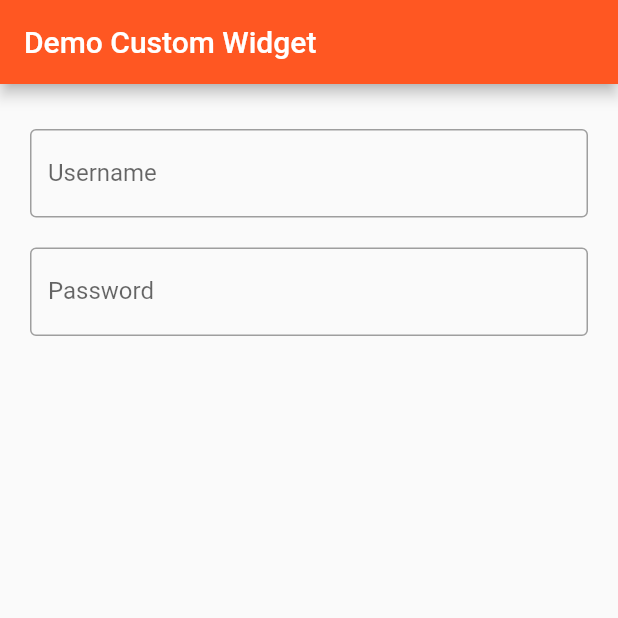
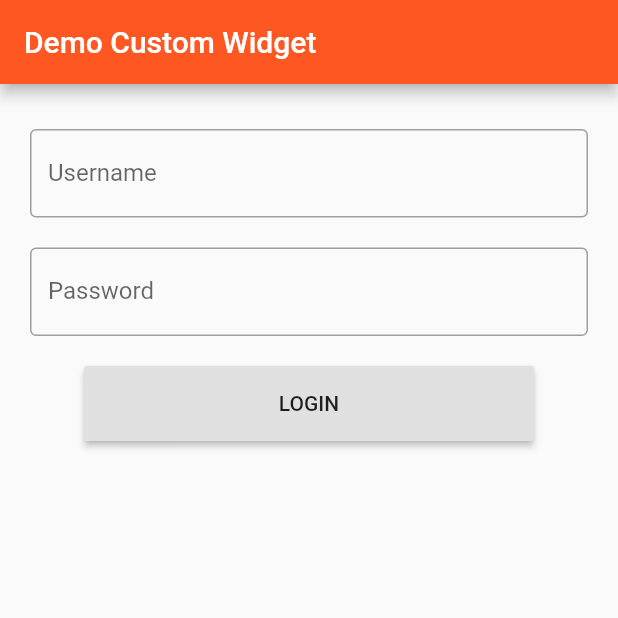
Before and after one commit to caturandi-labs/learning-flutter, a Flutter app: the screen it shows after launch, on a phone screen of 412 x 824 dp, the top half of it. Run offline on Flutter 3.47's test engine with Material 2 defaults, Android fonts, the phone set to English and light mode, and no system bars.

Commit message:
Flutter Button Widget

```diff
--- a/lib/main.dart
+++ b/lib/main.dart
@@ -17,6 +17,7 @@ class _MyApplicationState extends State<MyApp> {
   //initial state widget
   String username = "";
   String password = "";
+  String textLogin = "";
 
   @override
   Widget build(BuildContext context) {
@@ -52,6 +53,7 @@ class _MyApplicationState extends State<MyApp> {
               new Container(
                 margin: const EdgeInsets.only(top: 20.0),
                 child: new TextField(
+                  obscureText: true,
                   onChanged: (String pass){
                     setState(() {
                       password = pass;
@@ -65,10 +67,28 @@ class _MyApplicationState extends State<MyApp> {
                               width: 1.0,
                               color: Colors.grey,
                               style: BorderStyle.solid
-                          )
-                      )
+                          ),
+
+                      ),
+
                   ),
                 ),
+              ),
+              new Container(
+                width: 300,
+                height: 50,
+                margin: EdgeInsets.only(top: 20.0),
+                child: new RaisedButton(
+                  onPressed: (){
+                    this.handleLogin();
+                  },
+                  child: new Text('LOGIN'),
+                ),
+              ),
+              new Container(
+
+                margin: EdgeInsets.only(top: 20.0),
+                child: new Text(textLogin)
               )
             ],
           ),
@@ -83,4 +103,10 @@ class _MyApplicationState extends State<MyApp> {
         username = str;
     });
   }
+
+  void handleLogin() {
+    this.setState((){
+      textLogin = "${username} Mencoba Login ";
+    });
+  }
 }
```
